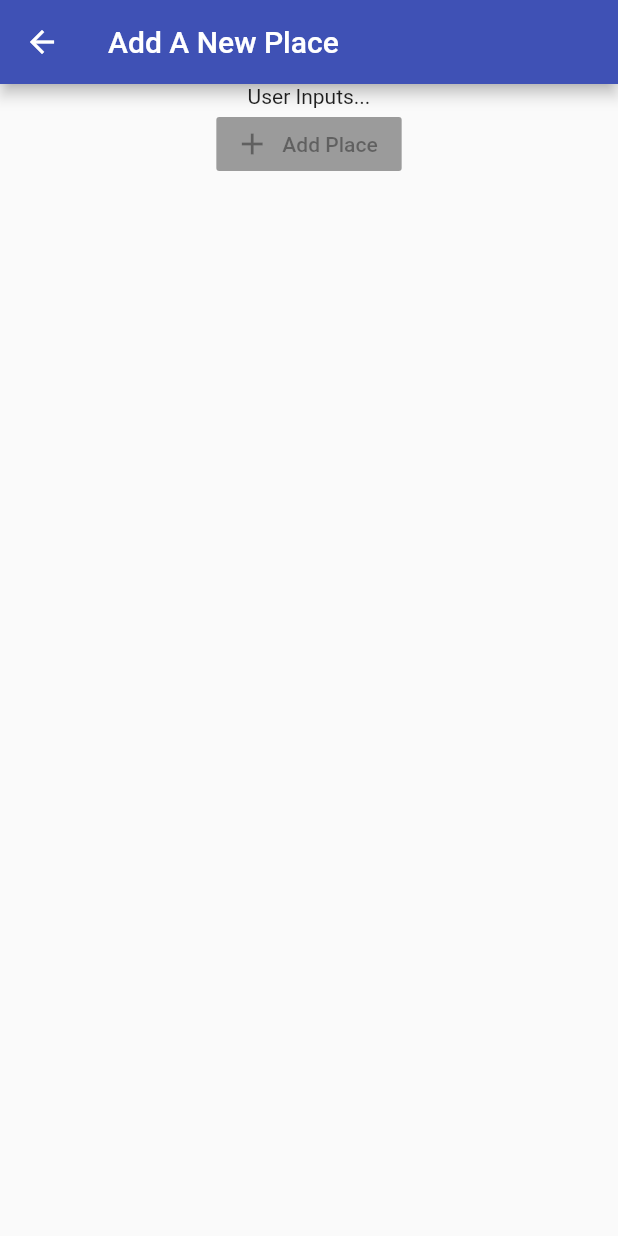
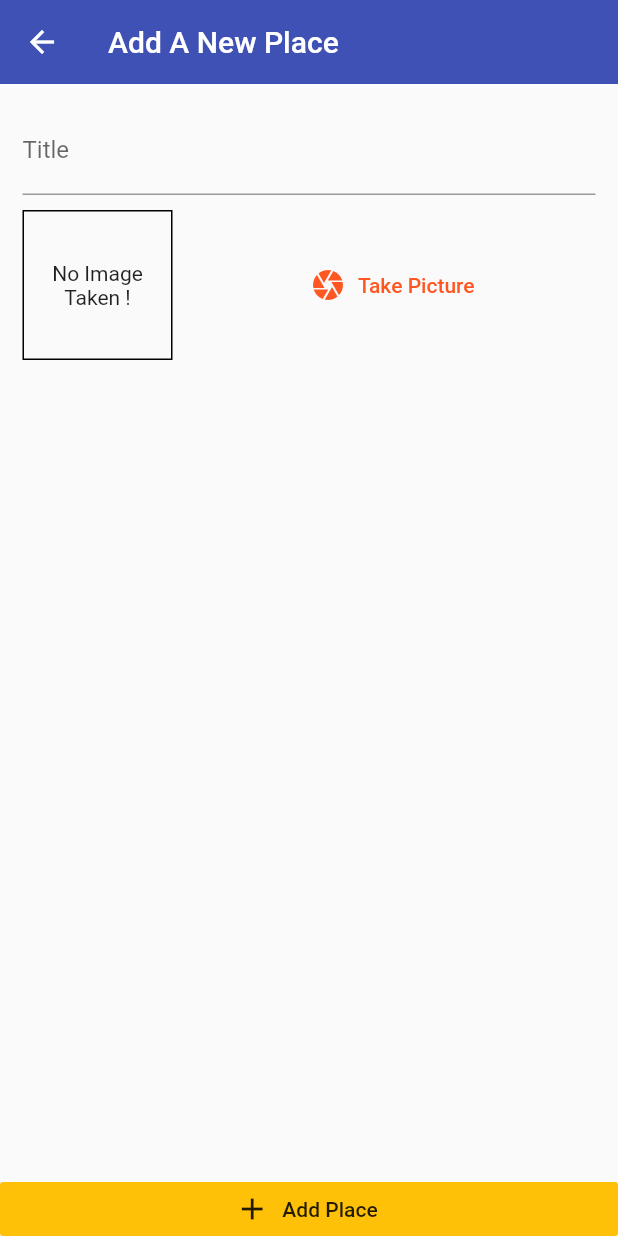
Before and after one commit to xuuanthuc/Great-Places-App, a Flutter app: the AddPlaceScreen screen opened by its route, on a phone screen of 412 x 824 dp. Run offline on Flutter 3.47's test engine with Material 2 defaults, Android fonts, the phone set to English and light mode, and no system bars; our stand-ins replace image_picker.

Commit message:
add Image Picker

```diff
--- a/lib/screens/add_places_screen/add_places_screen.dart
+++ b/lib/screens/add_places_screen/add_places_screen.dart
@@ -1,4 +1,5 @@
 import 'package:flutter/material.dart';
+import 'package:great_place_app/screens/add_places_screen/widgets/image_input_widget.dart';
 
 class AddPlaceScreen extends StatefulWidget {
   static const routerName = '/add-place-screen';
@@ -8,20 +9,46 @@ class AddPlaceScreen extends StatefulWidget {
 }
 
 class _AddPlaceScreenState extends State<AddPlaceScreen> {
+  final _titleController = TextEditingController();
   @override
   Widget build(BuildContext context) {
     return Scaffold(
       appBar: AppBar(
         title: Text('Add A New Place'),
+        elevation: 0,
       ),
       body: Center(
         child: Column(
+          crossAxisAlignment: CrossAxisAlignment.stretch,
           children: [
-            Text('User Inputs...'),
+            Expanded(
+              child: SingleChildScrollView(
+                child: Padding(
+                  padding: EdgeInsets.all(15),
+                  child: Column(
+                    children: [
+                      TextField(
+                        decoration: InputDecoration(
+                          labelText: 'Title',
+                        ),
+                        controller: _titleController,
+                      ),
+                      SizedBox(
+                        height: 10,
+                      ),
+                      ImageInput(),
+                    ],
+                  ),
+                ),
+              ),
+            ),
             RaisedButton.icon(
               icon: Icon(Icons.add),
               label: Text('Add Place'),
-              onPressed: null,
+              onPressed: () {},
+              color: Colors.amber,
+              elevation: 0,
+              materialTapTargetSize: MaterialTapTargetSize.shrinkWrap,
             ),
           ],
         ),
--- /dev/null
+++ b/lib/screens/add_places_screen/widgets/image_input_widget.dart
@@ -0,0 +1,58 @@
+import 'dart:io';
+
+import 'package:flutter/material.dart';
+import 'package:image_picker/image_picker.dart';
+
+class ImageInput extends StatefulWidget {
+  @override
+  _ImageInputState createState() => _ImageInputState();
+}
+
+class _ImageInputState extends State<ImageInput> {
+  File _storedImage;
+
+  Future<void> _takePicture() async {
+    final fileImage = await ImagePicker.pickImage(
+      source: ImageSource.camera,
+      maxWidth: 600,
+    );
+  }
+
+  @override
+  Widget build(BuildContext context) {
+    return Row(
+      children: [
+        Container(
+          width: 100,
+          height: 100,
+          decoration: BoxDecoration(
+              border: Border.all(
+            width: 1,
+          )),
+          child: _storedImage == null
+              ? Text(
+                  'No Image Taken !',
+                  textAlign: TextAlign.center,
+                )
+              : Image.file(
+                  _storedImage,
+                  fit: BoxFit.cover,
+                  width: double.infinity,
+                ),
+          alignment: Alignment.center,
+        ),
+        SizedBox(
+          width: 15,
+        ),
+        Expanded(
+          child: FlatButton.icon(
+            onPressed: _takePicture,
+            icon: Icon(Icons.camera),
+            textColor: Colors.deepOrange,
+            label: Text('Take Picture'),
+          ),
+        )
+      ],
+    );
+  }
+}
--- a/pubspec.yaml
+++ b/pubspec.yaml
@@ -29,6 +29,7 @@ dependencies:
   # Use with the CupertinoIcons class for iOS style icons.
   cupertino_icons: ^1.0.0
   provider: ^4.3.3
+  image_picker: ^0.6.7+22
 
 dev_dependencies:
   flutter_test:
```
Also changed, not shown: pubspec.lock, 2 other files.
